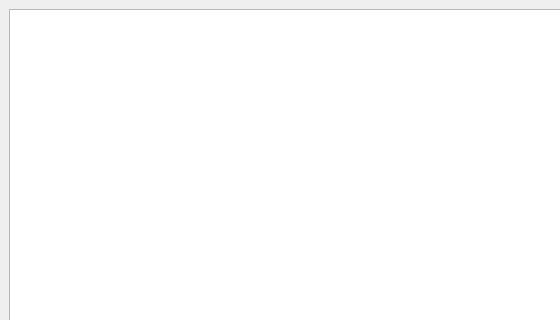
Above: src/qt/forms/smartrewardslist.ui from firoorg/firo before the change; both pictures show x 0 to 560 and y 0 to 320 of the 811 by 457 pixel window. Below: the same form after it.
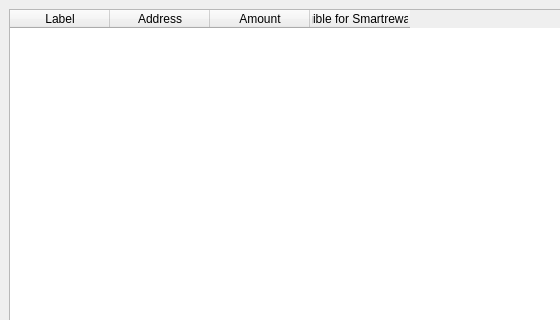
That is the form after the change.

Commit message: Smartrewards list

```diff
--- a/src/qt/forms/smartrewardslist.ui
+++ b/src/qt/forms/smartrewardslist.ui
@@ -32,7 +32,28 @@
       <number>0</number>
      </property>
      <item>
-      <widget class="QTableView" name="tableView"/>
+      <widget class="QTableWidget" name="tableWidget">
+       <column>
+        <property name="text">
+         <string>Label</string>
+        </property>
+       </column>
+       <column>
+        <property name="text">
+         <string>Address</string>
+        </property>
+       </column>
+       <column>
+        <property name="text">
+         <string>Amount</string>
+        </property>
+       </column>
+       <column>
+        <property name="text">
+         <string>Eligible for Smartrewards</string>
+        </property>
+       </column>
+      </widget>
      </item>
     </layout>
    </item>
```
The commit also changes 3 other files.
